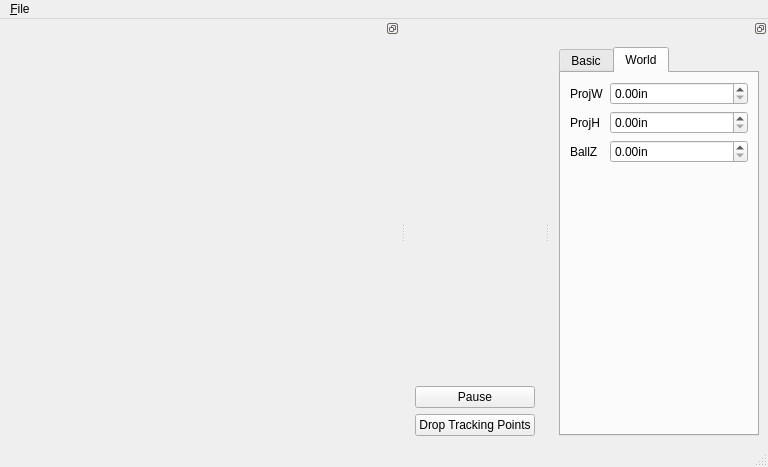
First picture: the form in LiveFitWindow.ui, repository hchapman/LiveFit, before the edit.
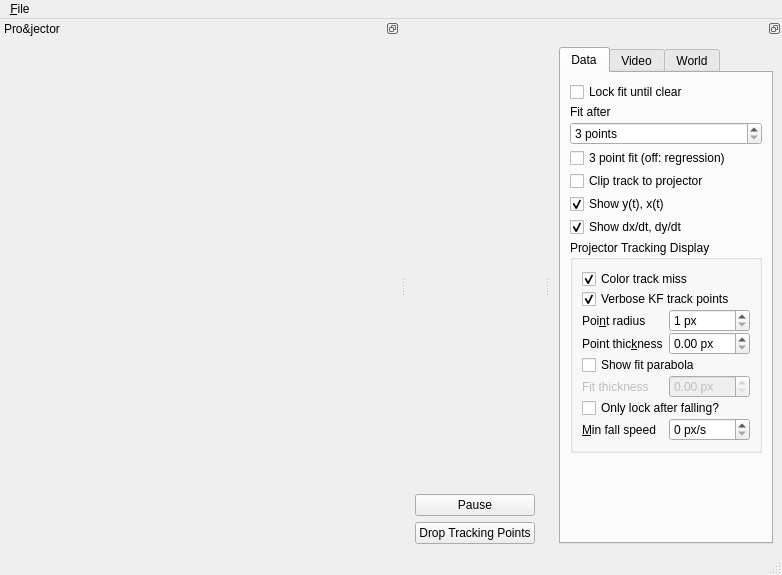
Second picture: the form after the edit. The open tabs and pages were chosen to show the change. Custom widgets are drawn as their Qt base class.

```diff
--- a/LiveFitWindow.ui
+++ b/LiveFitWindow.ui
@@ -9,19 +9,38 @@
    <rect>
     <x>0</x>
     <y>0</y>
-    <width>535</width>
-    <height>467</height>
+    <width>776</width>
+    <height>575</height>
    </rect>
   </property>
+  <property name="sizePolicy">
+   <sizepolicy hsizetype="Minimum" vsizetype="Preferred">
+    <horstretch>0</horstretch>
+    <verstretch>0</verstretch>
+   </sizepolicy>
+  </property>
   <property name="windowTitle">
    <string>Live Fit</string>
   </property>
   <widget class="QWidget" name="centralwidget">
+   <property name="sizePolicy">
+    <sizepolicy hsizetype="Maximum" vsizetype="Preferred">
+     <horstretch>0</horstretch>
+     <verstretch>0</verstretch>
+    </sizepolicy>
+   </property>
    <layout class="QHBoxLayout" name="horizontalLayout_2">
     <item>
      <layout class="QVBoxLayout" name="verticalLayout">
       <item>
-       <widget class="TrackVideoWidget" name="trackVideoWidget" native="true"/>
+       <widget class="TrackVideoWidget" name="trackVideoWidget" native="true">
+        <property name="sizePolicy">
+         <sizepolicy hsizetype="Minimum" vsizetype="Preferred">
+          <horstretch>0</horstretch>
+          <verstretch>0</verstretch>
+         </sizepolicy>
+        </property>
+       </widget>
       </item>
       <item>
        <widget class="QPushButton" name="pauseButton">
@@ -49,8 +68,8 @@
     <rect>
      <x>0</x>
      <y>0</y>
-     <width>535</width>
-     <height>22</height>
+     <width>776</width>
+     <height>21</height>
     </rect>
    </property>
    <widget class="QMenu" name="menu_File">
@@ -85,9 +104,239 @@
        <property name="currentIndex">
         <number>0</number>
        </property>
+       <widget class="QWidget" name="dataTab">
+        <attribute name="title">
+         <string>Data</string>
+        </attribute>
+        <layout class="QFormLayout" name="formLayout_6">
+         <property name="rowWrapPolicy">
+          <enum>QFormLayout::WrapAllRows</enum>
+         </property>
+         <property name="labelAlignment">
+          <set>Qt::AlignRight|Qt::AlignTrailing|Qt::AlignVCenter</set>
+         </property>
+         <property name="formAlignment">
+          <set>Qt::AlignLeading|Qt::AlignLeft|Qt::AlignTop</set>
+         </property>
+         <property name="verticalSpacing">
+          <number>3</number>
+         </property>
+         <item row="1" column="1">
+          <widget class="QCheckBox" name="lockFitBox">
+           <property name="text">
+            <string>Lock fit until clear</string>
+           </property>
+          </widget>
+         </item>
+         <item row="2" column="0">
+          <widget class="QLabel" name="fitAfterLabel">
+           <property name="text">
+            <string>Fit after</string>
+           </property>
+           <property name="buddy">
+            <cstring>fitAfterSpin</cstring>
+           </property>
+          </widget>
+         </item>
+         <item row="2" column="1">
+          <widget class="QSpinBox" name="fitAfterSpin">
+           <property name="suffix">
+            <string> points</string>
+           </property>
+           <property name="minimum">
+            <number>3</number>
+           </property>
+           <property name="maximum">
+            <number>20</number>
+           </property>
+          </widget>
+         </item>
+         <item row="3" column="1">
+          <widget class="QCheckBox" name="pointFitBox">
+           <property name="text">
+            <string>3 point fit (off: regression)</string>
+           </property>
+          </widget>
+         </item>
+         <item row="4" column="1">
+          <widget class="QCheckBox" name="clipTrackBox">
+           <property name="text">
+            <string>Clip track to projector</string>
+           </property>
+           <property name="checked">
+            <bool>false</bool>
+           </property>
+          </widget>
+         </item>
+         <item row="5" column="1">
+          <widget class="QCheckBox" name="showYtBox">
+           <property name="text">
+            <string>Show y(t), x(t)</string>
+           </property>
+           <property name="checked">
+            <bool>true</bool>
+           </property>
+          </widget>
+         </item>
+         <item row="6" column="1">
+          <widget class="QCheckBox" name="showJetBox">
+           <property name="text">
+            <string>Show dx/dt, dy/dt</string>
+           </property>
+           <property name="checked">
+            <bool>true</bool>
+           </property>
+          </widget>
+         </item>
+         <item row="10" column="1">
+          <widget class="QGroupBox" name="groupBox">
+           <property name="title">
+            <string>Projector Tracking Display</string>
+           </property>
+           <layout class="QFormLayout" name="formLayout_3">
+            <property name="verticalSpacing">
+             <number>0</number>
+            </property>
+            <item row="0" column="0" colspan="2">
+             <widget class="QCheckBox" name="colorMissBox">
+              <property name="text">
+               <string>Color track miss</string>
+              </property>
+              <property name="checked">
+               <bool>true</bool>
+              </property>
+             </widget>
+            </item>
+            <item row="1" column="0" colspan="2">
+             <widget class="QCheckBox" name="verboseKFBox">
+              <property name="text">
+               <string>Verbose KF track points</string>
+              </property>
+              <property name="checked">
+               <bool>true</bool>
+              </property>
+             </widget>
+            </item>
+            <item row="2" column="0">
+             <widget class="QLabel" name="projPointRadiusLabel">
+              <property name="enabled">
+               <bool>true</bool>
+              </property>
+              <property name="text">
+               <string>Poi&amp;nt radius</string>
+              </property>
+              <property name="buddy">
+               <cstring>projPointRadius</cstring>
+              </property>
+             </widget>
+            </item>
+            <item row="2" column="1">
+             <widget class="QSpinBox" name="projPointRadius">
+              <property name="enabled">
+               <bool>true</bool>
+              </property>
+              <property name="suffix">
+               <string> px</string>
+              </property>
+              <property name="minimum">
+               <number>1</number>
+              </property>
+              <property name="value">
+               <number>1</number>
+              </property>
+             </widget>
+            </item>
+            <item row="3" column="0">
+             <widget class="QLabel" name="pointThicknessLabel">
+              <property name="text">
+               <string>Point thic&amp;kness</string>
+              </property>
+              <property name="buddy">
+               <cstring>pointThickness</cstring>
+              </property>
+             </widget>
+            </item>
+            <item row="5" column="0">
+             <widget class="QLabel" name="fitThicknessLabel">
+              <property name="enabled">
+               <bool>false</bool>
+              </property>
+              <property name="text">
+               <string>Fit thickness</string>
+              </property>
+              <property name="buddy">
+               <cstring>fitThickness</cstring>
+              </property>
+             </widget>
+            </item>
+            <item row="3" column="1">
+             <widget class="QDoubleSpinBox" name="pointThickness">
+              <property name="prefix">
+               <string/>
+              </property>
+              <property name="suffix">
+               <string> px</string>
+              </property>
+              <property name="maximum">
+               <double>10.000000000000000</double>
+              </property>
+             </widget>
+            </item>
+            <item row="5" column="1">
+             <widget class="QDoubleSpinBox" name="fitThickness">
+              <property name="enabled">
+               <bool>false</bool>
+              </property>
+              <property name="suffix">
+               <string> px</string>
+              </property>
+              <property name="maximum">
+               <double>10.000000000000000</double>
+              </property>
+             </widget>
+            </item>
+            <item row="4" column="0" colspan="2">
+             <widget class="QCheckBox" name="showFit">
+              <property name="text">
+               <string>Show fit parabola</string>
+              </property>
+             </widget>
+            </item>
+            <item row="6" column="0" colspan="2">
+             <widget class="QCheckBox" name="fallLockBox">
+              <property name="text">
+               <string>Only lock after falling?</string>
+              </property>
+             </widget>
+            </item>
+            <item row="7" column="0">
+             <widget class="QLabel" name="minFallSpeedLabel">
+              <property name="text">
+               <string>&amp;Min fall speed</string>
+              </property>
+              <property name="buddy">
+               <cstring>minFallSpeed</cstring>
+              </property>
+             </widget>
+            </item>
+            <item row="7" column="1">
+             <widget class="QSpinBox" name="minFallSpeed">
+              <property name="suffix">
+               <string> px/s</string>
+              </property>
+              <property name="maximum">
+               <number>300</number>
+              </property>
+             </widget>
+            </item>
+           </layout>
+          </widget>
+         </item>
+        </layout>
+       </widget>
        <widget class="QWidget" name="basicTab">
         <attribute name="title">
-         <string>Basic</string>
+         <string>Video</string>
         </attribute>
         <layout class="QFormLayout" name="formLayout">
          <item row="0" column="0">
@@ -255,10 +504,13 @@
          <string>World</string>
         </attribute>
         <layout class="QFormLayout" name="formLayout_2">
+         <property name="labelAlignment">
+          <set>Qt::AlignRight|Qt::AlignTrailing|Qt::AlignVCenter</set>
+         </property>
          <item row="0" column="0">
           <widget class="QLabel" name="projWLabel">
            <property name="text">
-            <string>ProjW</string>
+            <string>Pro&amp;jW</string>
            </property>
            <property name="buddy">
             <cstring>projWDoubleSpinBox</cstring>
@@ -292,7 +544,7 @@
          <item row="2" column="0">
           <widget class="QLabel" name="ballZLabel">
            <property name="text">
-            <string>BallZ</string>
+            <string>Ball&amp;Z</string>
            </property>
            <property name="buddy">
             <cstring>ballZDoubleSpinBox</cstring>
@@ -304,6 +556,12 @@
            <property name="suffix">
             <string>in</string>
            </property>
+           <property name="minimum">
+            <double>-99.989999999999995</double>
+           </property>
+           <property name="singleStep">
+            <double>0.500000000000000</double>
+           </property>
           </widget>
          </item>
         </layout>
@@ -323,6 +581,12 @@
    <property name="features">
     <set>QDockWidget::DockWidgetFloatable|QDockWidget::DockWidgetMovable</set>
    </property>
+   <property name="allowedAreas">
+    <set>Qt::NoDockWidgetArea</set>
+   </property>
+   <property name="windowTitle">
+    <string>Pro&amp;jector</string>
+   </property>
    <attribute name="dockWidgetArea">
     <number>1</number>
    </attribute>
```
Left out of the diff: 350 changed lines with no effect on the pictures.
